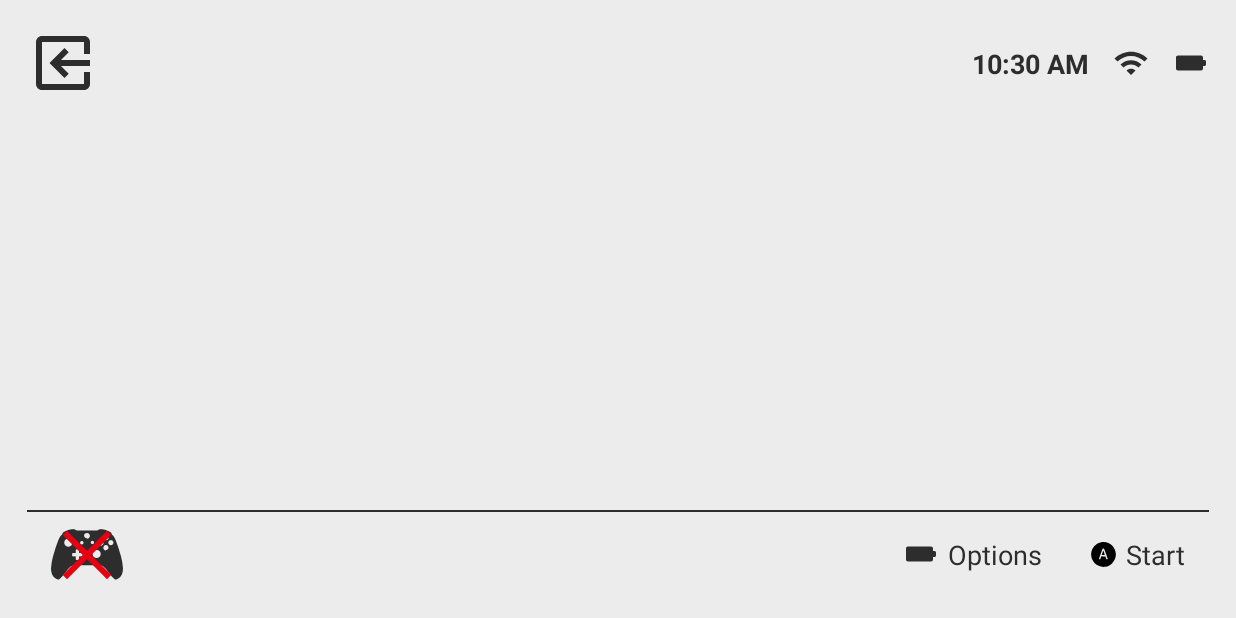
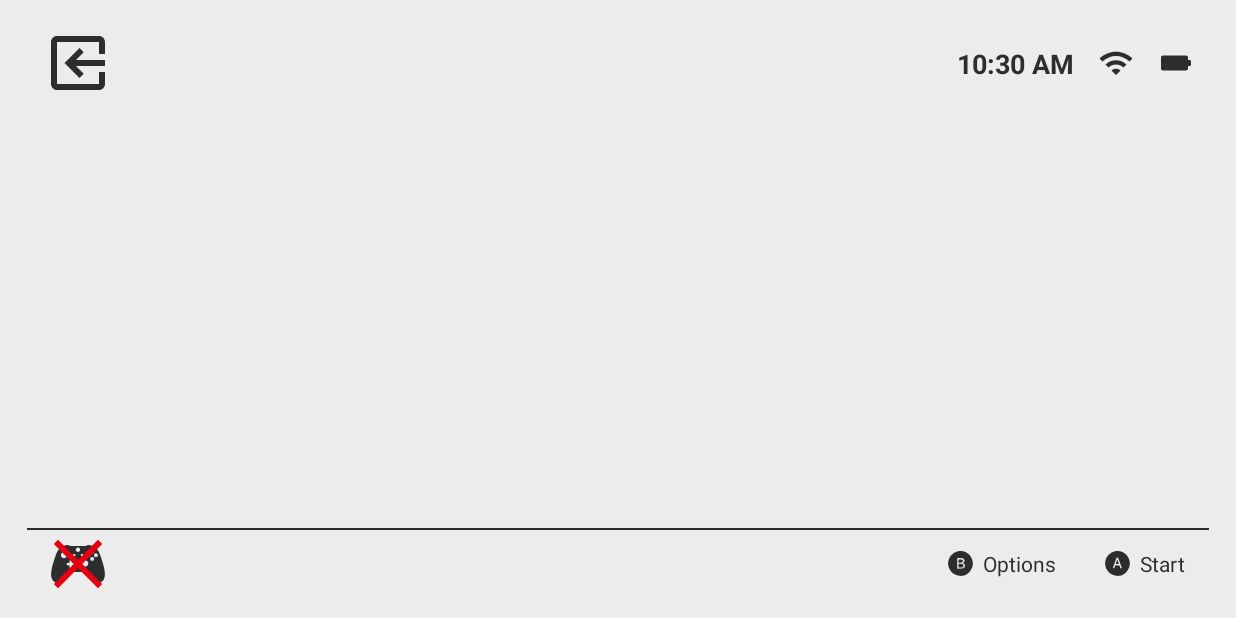
Before and after one commit to nickbeth/controller-hub, an Android app: the screen it shows after launch (MainActivity), on a phone screen of 824 x 412 dp (held sideways). Run offline under Robolectric (Android 15) with nearby library versions, the phone set to English and light mode, and no system bars.

Commit message:
Layout work pt. 2

```diff
--- /dev/null
+++ b/app/src/main/java/com/spacelynx/controllerhub/utils/ControllerId.kt
@@ -0,0 +1,4 @@
+package com.spacelynx.controllerhub.utils
+
+class ControllerId {
+}
--- a/app/src/main/res/drawable/ic_baseline_exit_to_app_48.xml
+++ b/app/src/main/res/drawable/ic_baseline_exit_to_app_48.xml
@@ -2,8 +2,7 @@
     android:width="48dp"
     android:height="48dp"
     android:viewportWidth="24"
-    android:viewportHeight="24"
-    android:tint="?attr/textColor">
+    android:viewportHeight="24">
   <group
       android:translateX="24"
       android:translateY="24"
--- a/app/src/main/res/drawable/ic_baseline_wifi_24.xml
+++ b/app/src/main/res/drawable/ic_baseline_wifi_24.xml
@@ -3,7 +3,7 @@
     android:height="24dp"
     android:viewportWidth="24"
     android:viewportHeight="24"
-    android:tint="?attr/textColor">
+    android:tint="?attr/iconTint">
   <path
       android:fillColor="@android:color/white"
       android:pathData="M1,9l2,2c4.97,-4.97 13.03,-4.97 18,0l2,-2C16.93,2.93 7.08,2.93
--- a/app/src/main/res/drawable/ic_button_a_18.xml
+++ b/app/src/main/res/drawable/ic_button_a_18.xml
@@ -9,11 +9,9 @@
         -1.1,1.3 -2.4,1.3 -1.9,-0 -2.7,-1 -4.3,-5.3l-2,-5.2 -8,-0.3 -7.9,-0.3 -1.8,5.6c-1.4,4.7 -2.1,5.5
         -4.2,5.5 -1.3,-0 -2.4,-0.6 -2.4,-1.3 0,-1.2 10.5,-30.7 13,-36.5 0.8,-1.8 1.7,-2.3 3.7,-2 2.5,0.3
         3.1,1.5 9.4,18.8z"
-        android:fillColor="#000000"
-        android:strokeColor="#00000000"/>
+        android:fillColor="@android:color/white"/>
     <path
         android:pathData="M46.3,43.2l-3,8.3 5.4,0.3c3.1,0.2 5.7,0.1 6,-0.2 0.5,-0.4 -4.5,-16.6 -5.2,
         -16.6 -0.1,-0 -1.6,3.7 -3.2,8.2z"
-        android:fillColor="#000000"
-        android:strokeColor="#00000000"/>
+        android:fillColor="@android:color/white"/>
 </vector>
--- a/app/src/main/res/drawable/ic_button_b_18.xml
+++ b/app/src/main/res/drawable/ic_button_b_18.xml
@@ -8,15 +8,12 @@
       -1.5 17.1,-5.2 24.5,-12.3 34,-32.6 3.1,-88.5 -42.8,-77.4zM59.5,31.5c3.1,1.5 5.5,5 5.5,8.1 0,2.7
       -2.9,7.2 -5.1,7.9 -1.9,0.6 -1.8,0.8 1.3,2.3 6.3,3.2 7.4,11.4 2.2,16.3 -2.3,2.2 -3.5,2.4
       -14,2.7l-11.4,0.4 0,-19.6 0,-19.6 9.1,-0c6.1,-0 10.2,0.5 12.4,1.5z"
-      android:fillColor="#000000"
-      android:strokeColor="#00000000"/>
+      android:fillColor="@android:color/white"/>
   <path
       android:pathData="M43,41l0,6 5.3,-0c7.2,-0 10.1,-1.7 10.5,-6 0.5,-4.6 -1.7,-6 -9.5,-6l-6.3,-0 0,6z"
-      android:fillColor="#000000"
-      android:strokeColor="#00000000"/>
+      android:fillColor="@android:color/white"/>
   <path
       android:pathData="M43,57.9l0,7.1 5.4,-0c5.8,-0 10.6,-1.3 11.8,-3.3 1.4,-2.3 0.8,-6.4 -1.3,-8.3
       -1.5,-1.3 -4,-2 -9,-2.2l-6.9,-0.4 0,7.1z"
-      android:fillColor="#000000"
-      android:strokeColor="#00000000"/>
+      android:fillColor="@android:color/white"/>
 </vector>
--- a/app/src/main/res/drawable/ic_button_y_18.xml
+++ b/app/src/main/res/drawable/ic_button_y_18.xml
@@ -9,6 +9,5 @@
       5.8,-9.1 7.9,-9.1 1.3,-0 2.4,0.5 2.4,1 0,0.6 -2.9,5.8 -6.5,11.5l-6.5,10.6 0,8.4c0,8.4 0,8.5
       -2.5,8.5 -2.5,-0 -2.5,-0.1 -2.5,-7.9l0,-7.8 -7,-11.6c-3.8,-6.3 -7,-11.8 -7,-12.2 0,-0.3 1.2,
       -0.5 2.7,-0.3 2.3,0.2 3.7,1.9 8.2,9.1z"
-      android:fillColor="#000000"
-      android:strokeColor="#00000000"/>
+      android:fillColor="@android:color/white"/>
 </vector>
--- a/app/src/main/res/drawable/ic_round_battery_full_24.xml
+++ b/app/src/main/res/drawable/ic_round_battery_full_24.xml
@@ -3,7 +3,7 @@
     android:height="24dp"
     android:viewportWidth="24"
     android:viewportHeight="24"
-    android:tint="?attr/textColor">
+    android:tint="?attr/iconTint">
   <group
       android:translateX="24"
       android:rotation="90">
--- a/app/src/main/res/layout/context_bar.xml
+++ b/app/src/main/res/layout/context_bar.xml
@@ -11,7 +11,7 @@
         android:layout_width="match_parent"
         android:layout_height="1dp"
         android:layout_marginBottom="@dimen/spacing_small"
-        android:background="?attr/textColor"
+        android:background="?attr/uiColor"
         app:layout_constraintBottom_toTopOf="@+id/context_icon"
         app:layout_constraintEnd_toEndOf="parent"
         app:layout_constraintStart_toStartOf="parent" />
@@ -23,8 +23,8 @@
         android:layout_marginStart="@dimen/spacing_large"
         android:fontFamily="@font/controllercons_solid"
         android:text="@string/xbox1x_icon"
-        android:textColor="?attr/textColor"
-        android:textSize="48sp"
+        android:textSize="36sp"
+        android:textColor="?attr/uiColor"
         app:layout_constraintBottom_toBottomOf="parent"
         app:layout_constraintEnd_toStartOf="@+id/context_actions"
         app:layout_constraintHorizontal_bias="0.5"
@@ -44,7 +44,7 @@
         app:layout_constraintVertical_bias="0.5"
         app:layout_constraintStart_toStartOf="@+id/context_icon"
         app:layout_constraintTop_toTopOf="@+id/context_icon"
-        tools:visibility="visible" />
+        app:tint="?attr/colorPrimary" />
 
     <LinearLayout
         android:id="@+id/context_actions"
@@ -65,22 +65,20 @@
             android:id="@+id/action1"
             android:layout_width="wrap_content"
             android:layout_height="wrap_content"
-            android:background="?android:attr/selectableItemBackground"
             android:drawablePadding="@dimen/spacing_smedium"
-            android:textColor="?attr/textColor"
-            android:textSize="@dimen/text_size"
-            app:drawableLeftCompat="@drawable/ic_round_battery_full_24"
+            android:textColor="?attr/uiColor"
+            app:drawableLeftCompat="@drawable/ic_button_b_18"
+            app:drawableTint="?attr/uiColor"
             tools:text="@string/options" />
 
         <TextView
             android:id="@+id/action0"
             android:layout_width="wrap_content"
             android:layout_height="wrap_content"
-            android:background="?android:attr/selectableItemBackground"
             android:drawablePadding="@dimen/spacing_smedium"
-            android:textColor="?attr/textColor"
-            android:textSize="@dimen/text_size"
+            android:textColor="?attr/uiColor"
             app:drawableLeftCompat="@drawable/ic_button_a_18"
+            app:drawableTint="?attr/uiColor"
             tools:text="@string/start" />
 
     </LinearLayout>
--- a/app/src/main/res/layout/main_activity.xml
+++ b/app/src/main/res/layout/main_activity.xml
@@ -20,6 +20,7 @@
             layout="@layout/status_icons"
             android:layout_width="wrap_content"
             android:layout_height="wrap_content"
+            android:layout_marginEnd="@dimen/spacing_medium"
             app:layout_constraintBottom_toBottomOf="@+id/exit_icon"
             app:layout_constraintEnd_toEndOf="parent"
             app:layout_constraintHorizontal_bias="0.5"
@@ -30,9 +31,11 @@
             android:id="@+id/exit_icon"
             android:layout_width="wrap_content"
             android:layout_height="wrap_content"
+            android:layout_marginStart="@dimen/spacing_medium"
             android:background="?android:attr/selectableItemBackground"
             android:contentDescription="@string/exit_icon"
             android:src="@drawable/ic_baseline_exit_to_app_48"
+            app:tint="?attr/uiColor"
             app:layout_constraintEnd_toStartOf="@+id/status_icons"
             app:layout_constraintHorizontal_bias="0.5"
             app:layout_constraintHorizontal_chainStyle="spread_inside"
--- a/app/src/main/res/layout/status_icons.xml
+++ b/app/src/main/res/layout/status_icons.xml
@@ -1,6 +1,7 @@
 <?xml version="1.0" encoding="utf-8"?>
 <LinearLayout
     xmlns:android="http://schemas.android.com/apk/res/android"
+    xmlns:app="http://schemas.android.com/apk/res-auto"
     xmlns:tools="http://schemas.android.com/tools"
     android:layout_width="wrap_content"
     android:layout_height="wrap_content"
@@ -11,11 +12,11 @@
 
     <TextClock
         android:id="@+id/time"
+        style="@style/Widget.Theme.ControllerHub.TextClock"
         android:layout_width="wrap_content"
         android:layout_height="wrap_content"
-        android:textColor="?attr/textColor"
         android:textStyle="bold"
-        android:textSize="@dimen/text_size"
+        android:textColor="?attr/uiColor"
         tools:text="13:37" />
 
     <ImageView
@@ -24,7 +25,8 @@
         android:layout_height="wrap_content"
         android:layout_weight="1"
         android:contentDescription="@string/wifi_icon"
-        android:src="@drawable/ic_baseline_wifi_24" />
+        android:src="@drawable/ic_baseline_wifi_24"
+        app:tint="?attr/uiColor" />
 
     <ImageView
         android:id="@+id/battery"
@@ -32,5 +34,6 @@
         android:layout_height="wrap_content"
         android:layout_weight="1"
         android:contentDescription="@string/battery_icon"
-        android:src="@drawable/ic_round_battery_full_24" />
+        android:src="@drawable/ic_round_battery_full_24"
+        app:tint="?attr/uiColor" />
 </LinearLayout>
--- a/app/src/main/res/values-night/themes.xml
+++ b/app/src/main/res/values-night/themes.xml
@@ -1,6 +1,6 @@
 <resources>
-    <style name="Theme.ControllerHub.MainActivity" parent="Theme.ControllerHub">
+    <style name="Theme.ControllerHub" parent="Theme.AppCompat.DayNight.NoActionBar">
         <item name="backgroundColor">@color/grey_dark</item>
-        <item name="textColor">@android:color/white</item>
+        <item name="uiColor">@android:color/white</item>
     </style>
 </resources>
--- a/app/src/main/res/values/attrs.xml
+++ b/app/src/main/res/values/attrs.xml
@@ -1,6 +1,6 @@
 <resources>
-    <declare-styleable name="FullscreenAttrs">
+    <declare-styleable name="AppAttrs">
         <attr name="backgroundColor" format="color" />
-        <attr name="textColor" format="color" />
+        <attr name="uiColor" format="color" />
     </declare-styleable>
 </resources>
--- a/app/src/main/res/values/strings.xml
+++ b/app/src/main/res/values/strings.xml
@@ -12,5 +12,5 @@
     <string name="start">Start</string>
     <string name="options">Options</string>
 
-    <string name="xbox1x_icon">&#xcc027;</string>
+    <string name="xbox1x_icon">󌀧</string>
 </resources>
--- a/app/src/main/res/values/styles.xml
+++ b/app/src/main/res/values/styles.xml
@@ -1,6 +1,5 @@
 <resources>
-
-    <style name="Widget.Theme.ControllerHub.ActionBar.Fullscreen" parent="Widget.AppCompat.ActionBar">
-        <item name="android:background">@color/white_background</item>
+    <style name="Widget.Theme.ControllerHub.TextClock" parent="Theme.ControllerHub">
+        <item name="android:textSize">@dimen/text_size</item>
     </style>
 </resources>
--- a/app/src/main/res/values/themes.xml
+++ b/app/src/main/res/values/themes.xml
@@ -1,12 +1,19 @@
 <resources xmlns:tools="http://schemas.android.com/tools">
     <style name="Theme.ControllerHub" parent="Theme.AppCompat.DayNight.NoActionBar">
+        <item name="android:statusBarColor" tools:targetApi="l">@android:color/black</item>
+
         <item name="colorPrimary">@color/nintendo_red</item>
-        <item name="android:statusBarColor" tools:targetApi="l">@android:color/black</item>
+        <item name="backgroundColor">@color/white_background</item>
+        <item name="uiColor">@color/grey_dark</item>
     </style>
 
     <style name="Theme.ControllerHub.MainActivity" parent="Theme.ControllerHub">
-        <item name="backgroundColor">@color/white_background</item>
-        <item name="textColor">@color/grey_dark</item>
         <item name="android:windowBackground">@null</item>
     </style>
+
+    <!-- Example of custom theme -->
+    <style name="Theme.ControllerHub.MyCustomTheme" parent="Theme.ControllerHub">
+        <item name="backgroundColor">#000</item>
+        <item name="uiColor">#00F</item>
+    </style>
 </resources>
```
Also changed, not shown: app/src/main/res/drawable/ic_button_x_18.xml (+8 -3 lines).
